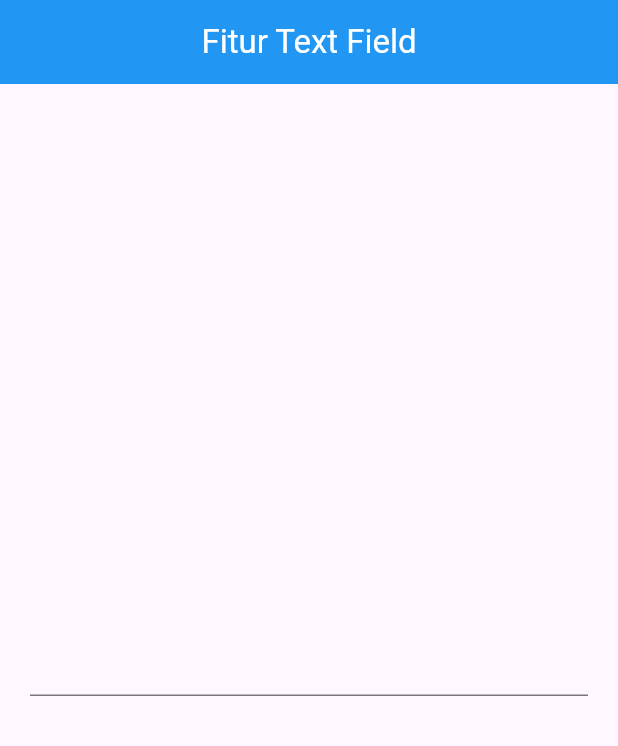
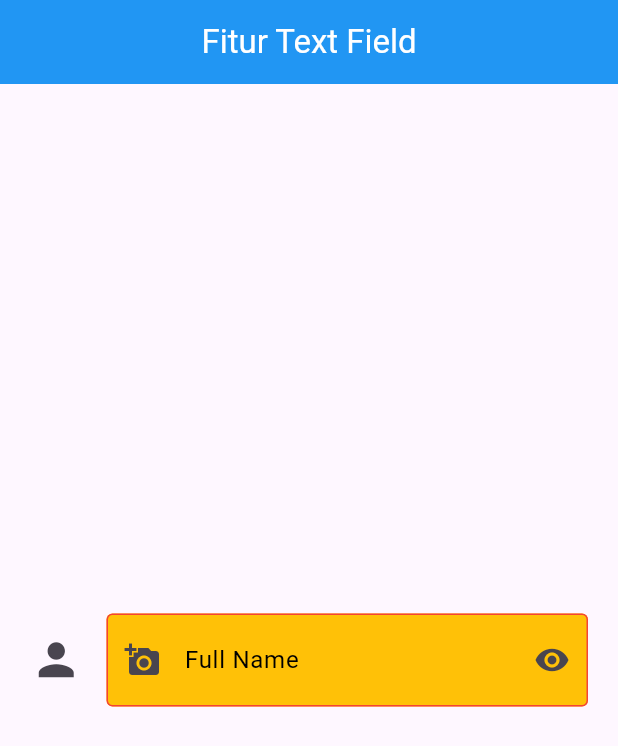
Before and after one commit to muhyi7/fitur_text_field, a Flutter app: the screen it shows after launch, on a phone screen of 412 x 824 dp. Shown: the top 746 px of the screen. Run offline on Flutter 3.47's test engine with Material 3 defaults, Android fonts, the phone set to English and light mode, and no system bars.

Commit message:
decoration text field

```diff
--- a/lib/main.dart
+++ b/lib/main.dart
@@ -1,4 +1,5 @@
 import 'package:flutter/material.dart';
+import 'package:flutter/widgets.dart';
 
 void main() {
   runApp(MyApp());
@@ -9,23 +10,71 @@ class MyApp extends StatelessWidget {
   Widget build(BuildContext context) {
     return MaterialApp(
       home: Scaffold(appBar: AppBar(
-        title: Text("Fitur Text Field", style: TextStyle(color: Colors.white),),
+        title: const Text("Fitur Text Field",
+        style: TextStyle(color: Colors.white),
+        ),
         backgroundColor: Colors.blue,
         centerTitle: true,
       ),
-      body: Center(
+      body: const Center(
         child: Padding(
-          padding: const EdgeInsets.all(20),
+          padding: EdgeInsets.all(20),
           child: TextField(
             autocorrect: false,
-            autofocus: false,
-            enableSuggestions: true,
-            enableInteractiveSelection: true,
-            // enabled: false,
+            showCursor: true,
+            cursorColor: Colors.red,
+            // cursorWidth: 10,
+            // cursorHeight: 25,
+            // cursorRadius: Radius.circular(20),
+
+            textAlign: TextAlign.start,
+            textAlignVertical: TextAlignVertical.center,
+            textCapitalization: TextCapitalization.none,
+
+            style: TextStyle(
+              color: Colors.red,
+              fontSize: 20,
+            ),
             obscureText: true,
-            obscuringCharacter: 'T',
-            keyboardType: TextInputType.phone,
-            // readOnly: true,
+
+            decoration: InputDecoration(
+              fillColor: Colors.amber,
+              filled: true,
+              icon: Icon(
+                Icons.person,
+                size: 35,
+              ),
+              border: OutlineInputBorder(),
+
+              focusedBorder: OutlineInputBorder(
+                borderSide: BorderSide(
+                  color: Colors.black,
+                ),
+              ),
+
+              enabledBorder: OutlineInputBorder(
+                borderSide: BorderSide(
+                  color: Colors.red,
+                ),
+              ),
+              prefixIcon: Icon(Icons.add_a_photo),
+              suffixIcon: IconButton(icon: Icon(Icons.remove_red_eye),onPressed: null),
+              // prefixIcon: Icon(
+              //   Icons.person_add,
+              //   size: 35,
+              //   // color: Colors.blue,
+              // ),
+              // prefixText: "Name: ",
+              hintText: "Please input your name..",
+              hintStyle: TextStyle(
+                color: Colors.black,
+                fontSize: 20,
+              ),
+              labelText: "Full Name",
+              labelStyle: TextStyle(
+                color: Colors.black,
+              ),
+            ),
           ),
         ),
       ),
```
